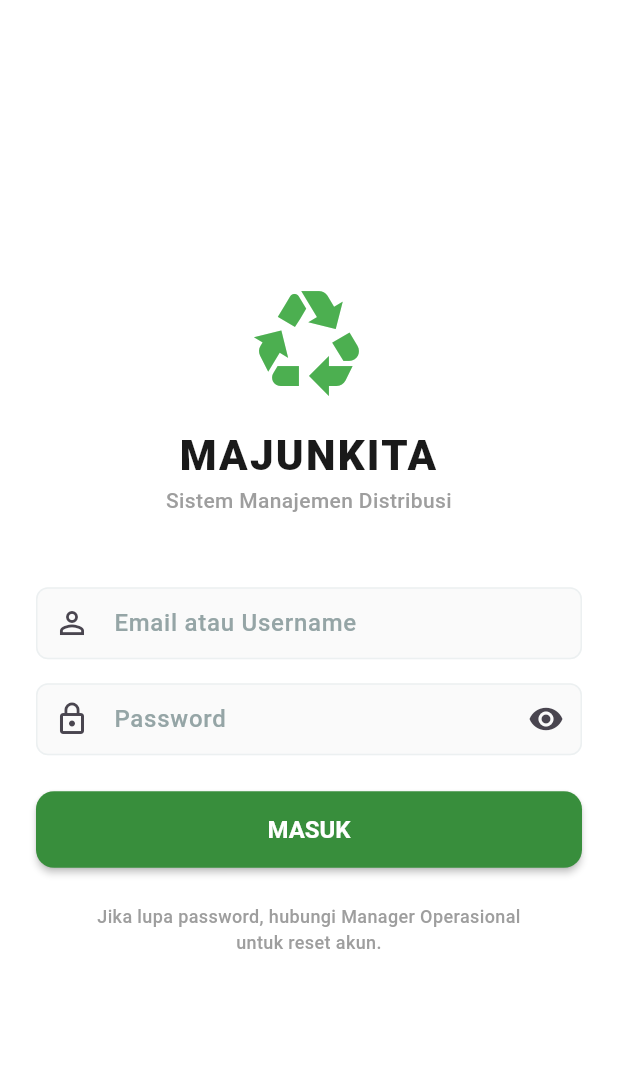
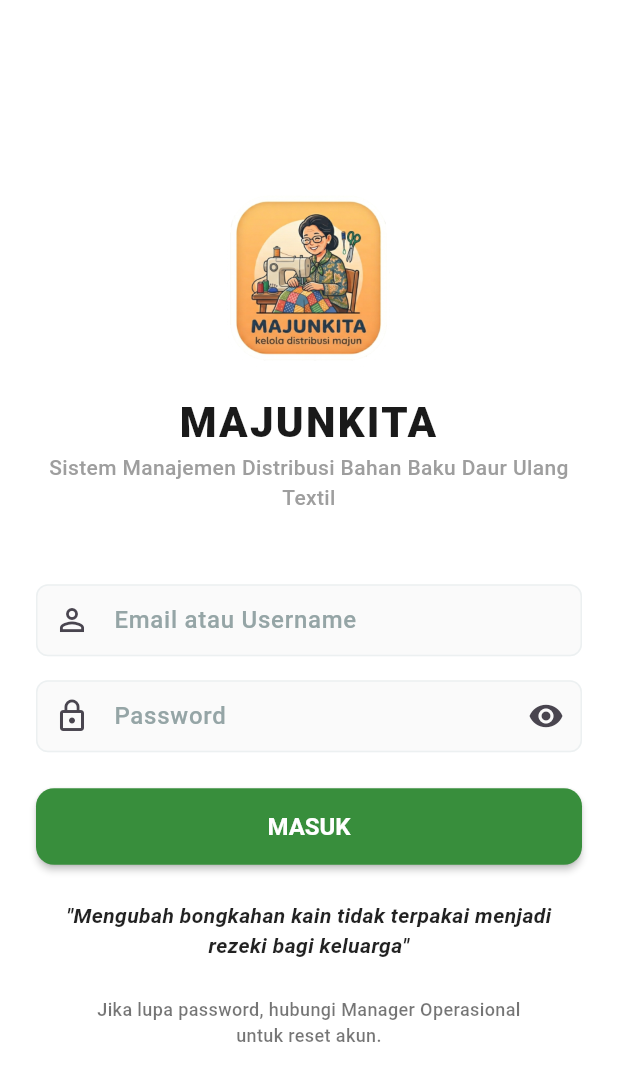
Before and after one commit to dwirez99/majunkita, a Flutter app: the screen it shows after launch, on a phone screen of 412 x 824 dp. Shown: the top 1081 px of the screen. Run offline on Flutter 3.47's test engine with Material 3 defaults, Android fonts, the phone set to English and light mode, and no system bars; our stand-ins replace fl_chart, flutter_dotenv, flutter_image_compress, flutter_riverpod, image_picker, supabase_flutter; accounts and stored records are empty.

Commit message:
chore: enhance login pages

```diff
--- a/lib/features/auth/presentations/screens/login_screen.dart
+++ b/lib/features/auth/presentations/screens/login_screen.dart
@@ -79,7 +79,10 @@ class _LoginScreenState extends ConsumerState<LoginScreen> {
               crossAxisAlignment: CrossAxisAlignment.stretch,
               children: [
                 // LOGO & JUDUL
-                const Icon(Icons.recycling, size: 80, color: Colors.green),
+                Image.asset(
+                  'lib/core/utils/images/logomajunkita.png',
+                  height: 120,
+                ),
                 const SizedBox(height: 16),
                 const Text(
                   'MAJUNKITA',
@@ -91,7 +94,7 @@ class _LoginScreenState extends ConsumerState<LoginScreen> {
                   ),
                 ),
                 const Text(
-                  'Sistem Manajemen Distribusi',
+                  'Sistem Manajemen Distribusi Bahan Baku Daur Ulang Textil',
                   textAlign: TextAlign.center,
                   style: TextStyle(color: Colors.grey),
                 ),
@@ -189,11 +192,25 @@ class _LoginScreenState extends ConsumerState<LoginScreen> {
 
                 const SizedBox(height: 24),
 
+                // CAPTION
+                const Text(
+                  '"Mengubah bongkahan kain tidak terpakai menjadi rezeki bagi keluarga"',
+                  textAlign: TextAlign.center,
+                  style: TextStyle(
+                    fontSize: 14,
+                    fontStyle: FontStyle.italic,
+                    fontWeight: FontWeight.w600,
+                    color: Colors.black87,
+                  ),
+                ),
+
+                const SizedBox(height: 24),
+
                 // INFO FOOTER
                 const Text(
                   'Jika lupa password, hubungi Manager Operasional\nuntuk reset akun.',
                   textAlign: TextAlign.center,
-                  style: TextStyle(fontSize: 12, color: Colors.grey),
+                  style: TextStyle(fontSize: 12, color: Colors.black54),
                 ),
               ],
             ),
--- a/pubspec.yaml
+++ b/pubspec.yaml
@@ -72,6 +72,7 @@ flutter:
      # To add assets to your application, add an assets section, like this:
      assets:
         - .env
+        - lib/core/utils/images/
      # An image asset can refer to one or more resolution-specific "variants", see
      # https://flutter.dev/to/resolution-aware-images
 
```
